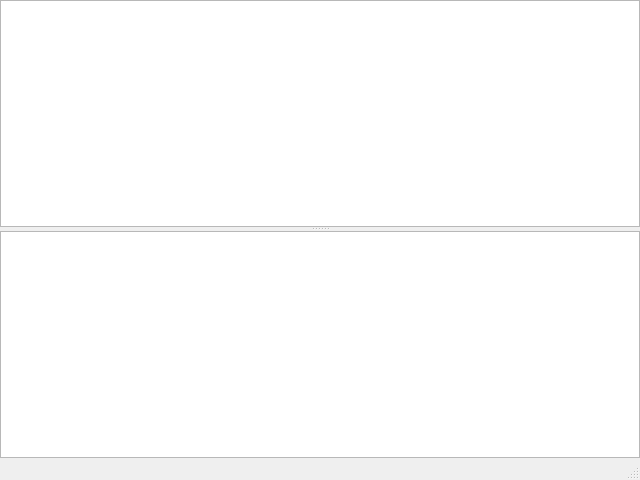
First picture: the form in src/gui/mainwindow.ui, repository tikzit/tikzit, before the edit.
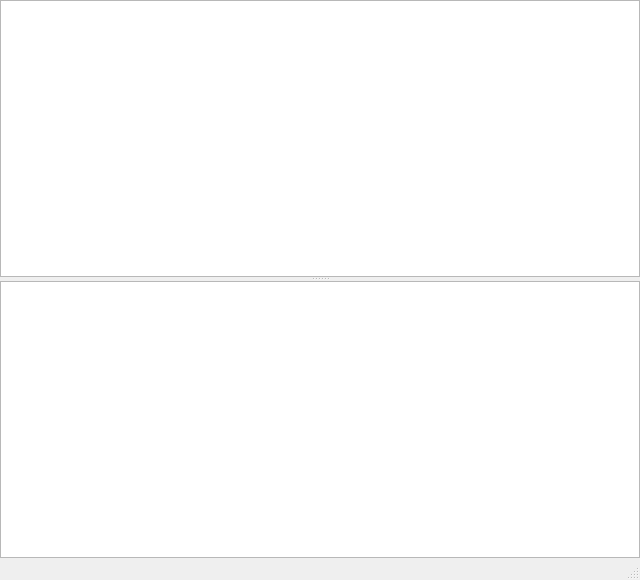
Second picture: the form after the edit. Custom widgets are drawn as their Qt base class.

What changed in the file:
```diff
--- a/src/gui/mainwindow.ui
+++ b/src/gui/mainwindow.ui
@@ -7,13 +7,19 @@
     <x>0</x>
     <y>0</y>
     <width>640</width>
-    <height>480</height>
+    <height>580</height>
    </rect>
   </property>
   <property name="windowTitle">
    <string>TikZiT - untitled</string>
   </property>
   <widget class="QWidget" name="centralWidget">
+   <property name="sizePolicy">
+    <sizepolicy hsizetype="Expanding" vsizetype="Preferred">
+     <horstretch>0</horstretch>
+     <verstretch>0</verstretch>
+    </sizepolicy>
+   </property>
    <layout class="QVBoxLayout" name="verticalLayout">
     <property name="leftMargin">
      <number>0</number>
```
